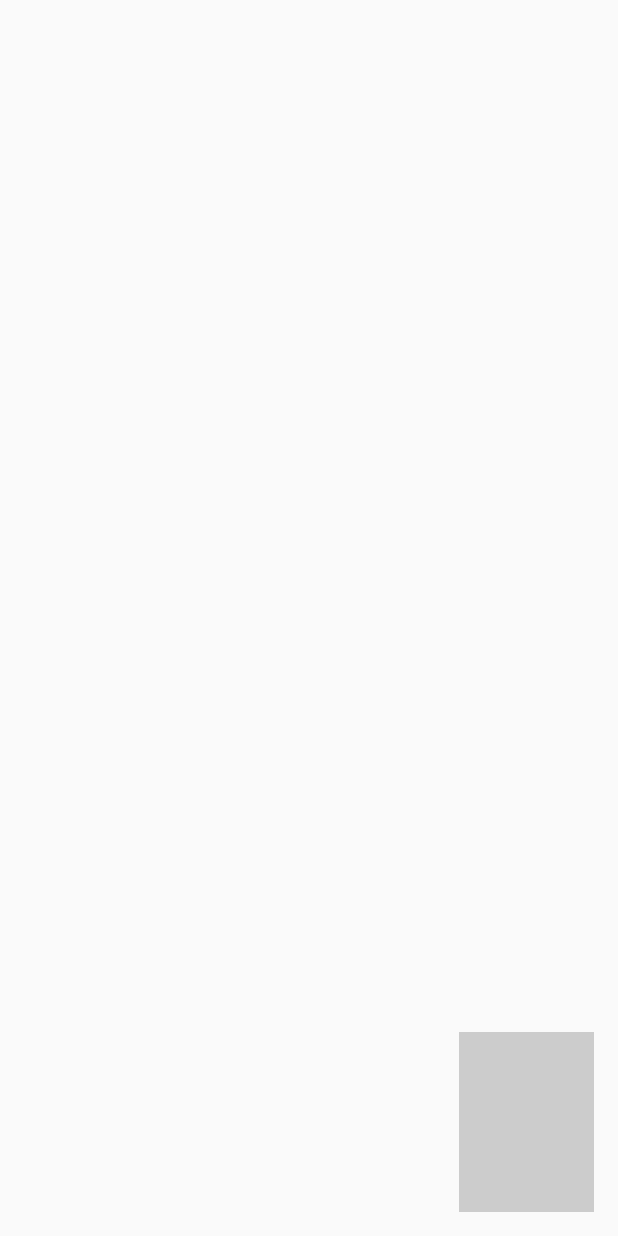
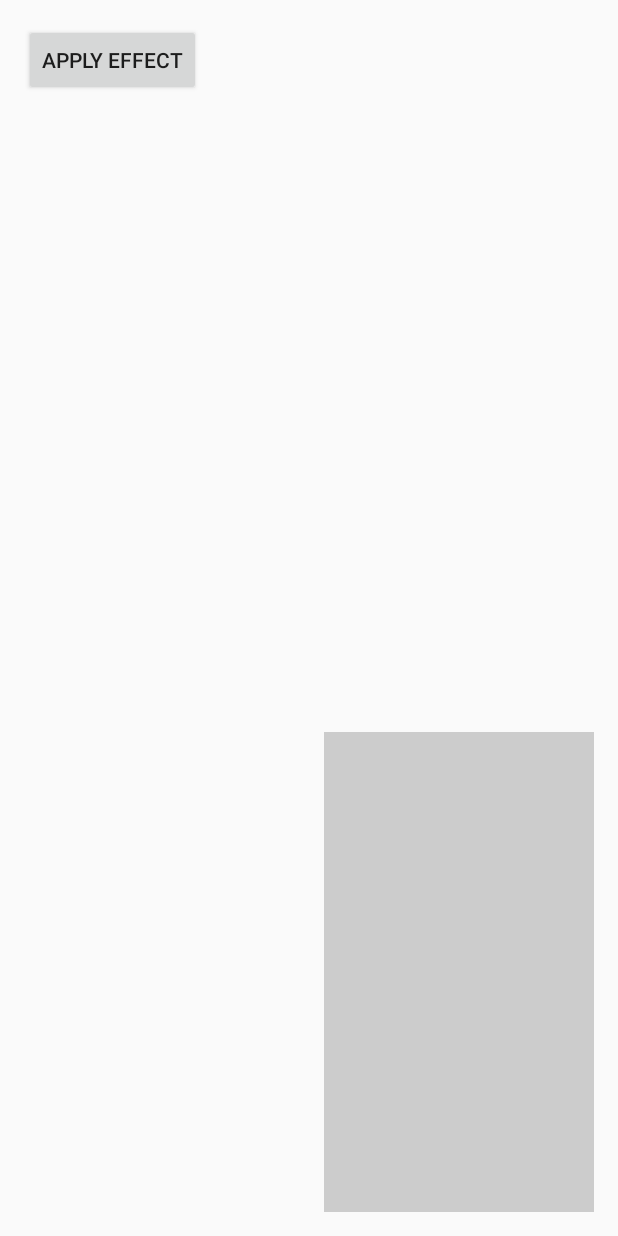
Before and after one commit to Banuba/opentok-android-java, an Android app: the layout activity_main.xml on its own in the app's theme, with its tools: preview values and no code run, on a phone screen of 412 x 824 dp. Run offline under Robolectric (Android 15) with nearby library versions, the phone set to English and light mode, and no system bars.

Commit message:
Repro video transforms issue

```diff
--- a/app/src/main/java/com/tokbox/sample/videotransformers/MainActivity.java
+++ b/app/src/main/java/com/tokbox/sample/videotransformers/MainActivity.java
@@ -5,6 +5,7 @@ import android.content.Context;
 import android.opengl.GLSurfaceView;
 import android.os.Bundle;
 import android.util.Log;
+import android.view.View;
 import android.widget.FrameLayout;
 import android.widget.Toast;
 
@@ -155,6 +156,11 @@ public class MainActivity extends AppCompatActivity implements EasyPermissions.P
         publisherViewContainer = findViewById(R.id.publisher_container);
         subscriberViewContainer = findViewById(R.id.subscriber_container);
 
+        findViewById(R.id.applyEffect).setOnClickListener(v -> {
+                    setTransformers();
+                }
+        );
+
         requestPermissions();
     }
 
--- a/app/src/main/res/layout/activity_main.xml
+++ b/app/src/main/res/layout/activity_main.xml
@@ -17,12 +17,13 @@
         <FrameLayout
             android:id="@+id/subscriber_container"
             android:layout_width="match_parent"
-            android:layout_height="match_parent" />
+            android:layout_height="match_parent" >
+        </FrameLayout>
 
         <FrameLayout
             android:id="@+id/publisher_container"
-            android:layout_width="90dp"
-            android:layout_height="120dp"
+            android:layout_width="180dp"
+            android:layout_height="320dp"
             android:layout_gravity="bottom|end"
             android:layout_marginEnd="16dp"
             android:layout_marginRight="16dp"
@@ -31,4 +32,15 @@
             android:padding="2dp" />
 
     </FrameLayout>
+
+    <Button
+        android:id="@+id/applyEffect"
+        android:layout_width="wrap_content"
+        android:layout_height="wrap_content"
+        android:layout_marginStart="16dp"
+        android:layout_marginTop="16dp"
+        android:text="Apply Effect"
+        app:layout_constraintStart_toStartOf="parent"
+        app:layout_constraintTop_toTopOf="parent" />
+
 </androidx.constraintlayout.widget.ConstraintLayout>
```
